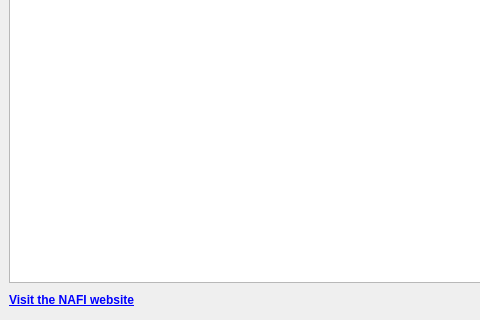
First picture: the form in nafi/nafi_dockwidget_base.ui, repository nafi-org/nafi-qgis, before the edit; both pictures show x 0 to 480 and y 184 to 504 of the 689 by 504 pixel window.
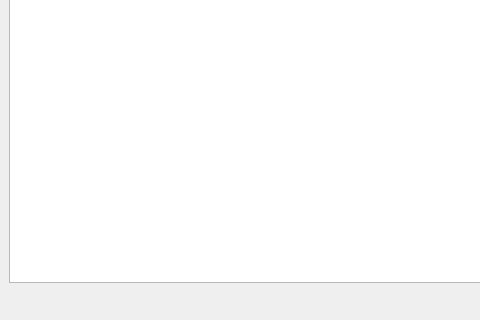
Second picture: the form after the edit. Icons and pictures are not drawn.

Commit message: resize NAFI About … dialog (NAF-15)

```diff
--- a/nafi/nafi_dockwidget_base.ui
+++ b/nafi/nafi_dockwidget_base.ui
@@ -68,13 +68,6 @@
       </property>
      </widget>
     </item>
-    <item row="2" column="0">
-     <widget class="QLabel" name="nafiLabel">
-      <property name="text">
-       <string>&lt;html&gt;&lt;head/&gt;&lt;body&gt;&lt;p&gt;&lt;a href=&quot;https://firenorth.org.au&quot;&gt;&lt;span style=&quot; text-decoration: underline; color:#0000ff;&quot;&gt;Visit the NAFI website&lt;/span&gt;&lt;/a&gt;&lt;/p&gt;&lt;/body&gt;&lt;/html&gt;</string>
-      </property>
-     </widget>
-    </item>
     <item row="1" column="0" colspan="4">
      <widget class="QTreeView" name="treeView"/>
     </item>
```
Left out of the diff: 4 changed lines with no effect on the pictures. The commit also changes 4 other files.
